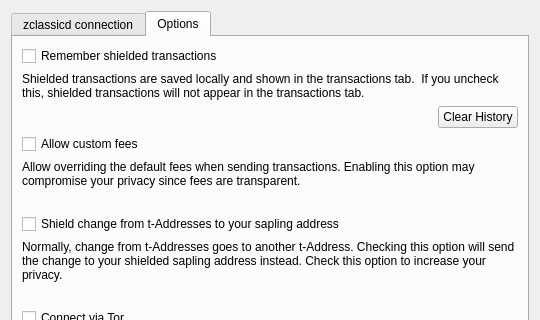
The window that src/settings.ui (zkcoreorg/zcl-qt-wallet) describes before a commit, drawn with Qt 5; both pictures show x 0 to 540 and y 0 to 320 of the 540 by 504 pixel window.
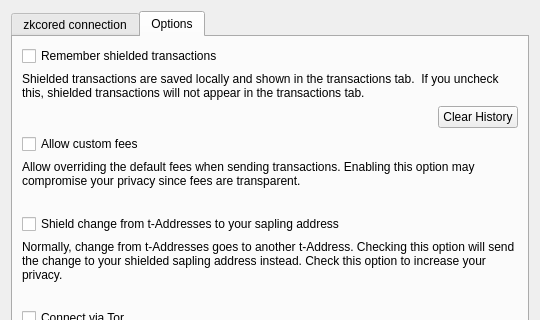
The same window after the commit.

The edit to the form file:
```diff
--- a/src/settings.ui
+++ b/src/settings.ui
@@ -30,7 +30,7 @@
      </property>
      <widget class="QWidget" name="tab">
       <attribute name="title">
-       <string>zclassicd connection</string>
+       <string>zkcored connection</string>
       </attribute>
       <layout class="QVBoxLayout" name="verticalLayout_3">
        <item>
```
